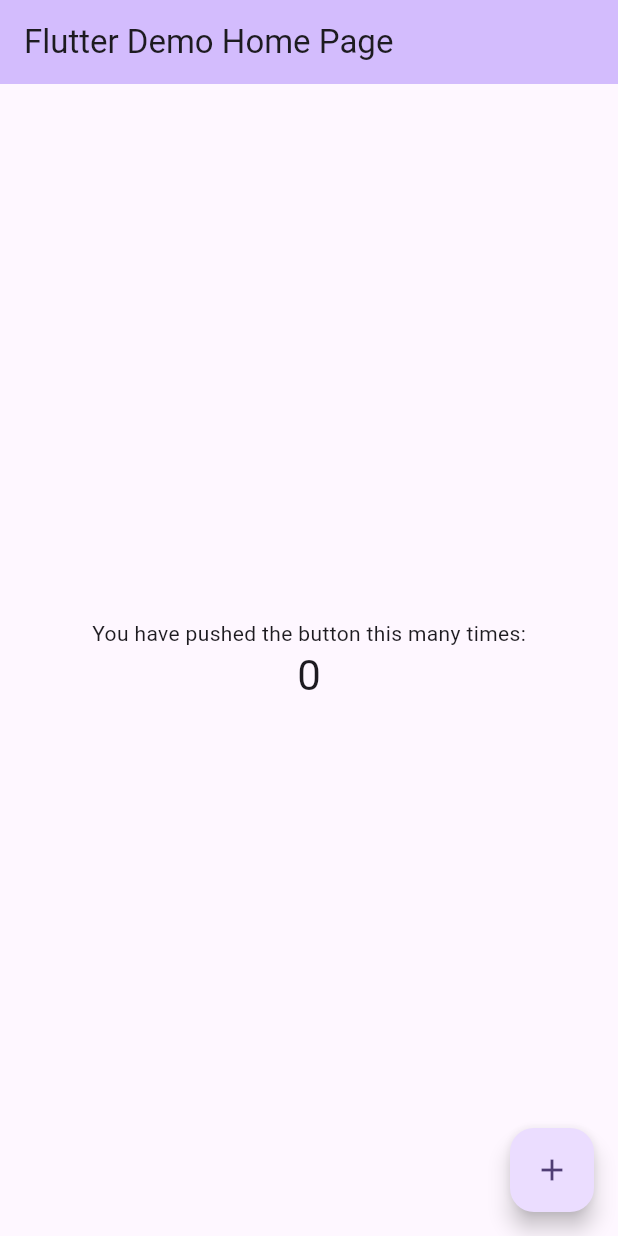
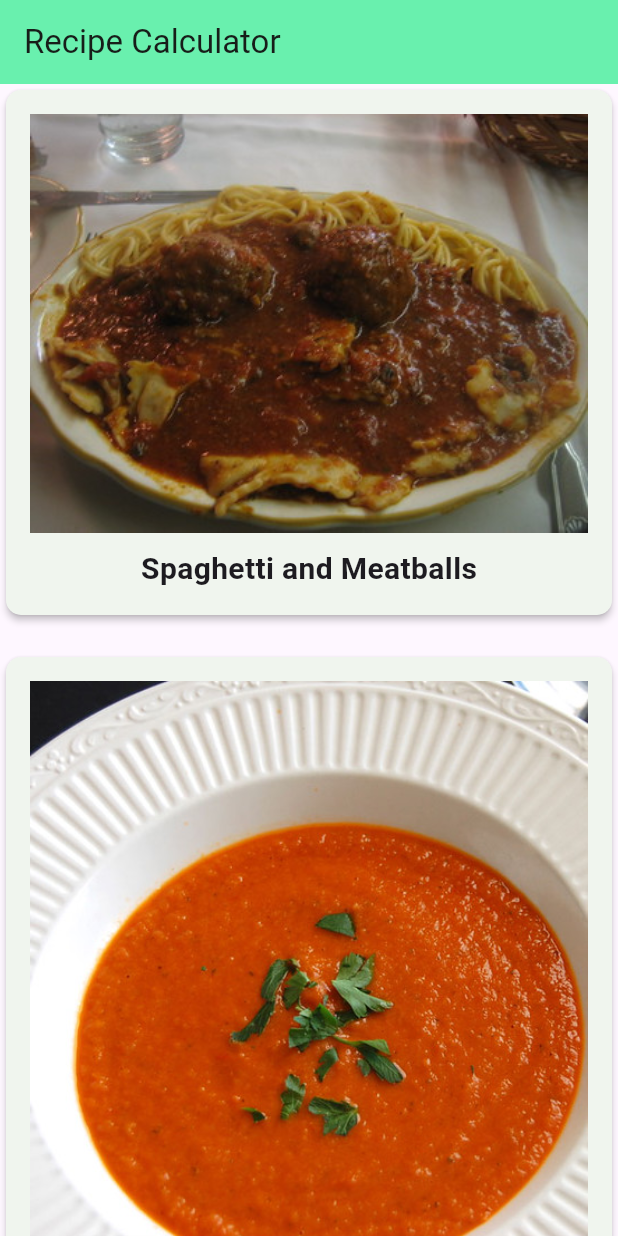
Before and after one commit to MOHAB28/flutter_projects, a Flutter app: the screen it shows after launch, on a phone screen of 412 x 824 dp. Run offline on Flutter 3.47's test engine with Material 3 defaults, Android fonts, the phone set to English and light mode, and no system bars.

Commit message:
finished recipe app implementation

```diff
--- a/recipes/lib/main.dart
+++ b/recipes/lib/main.dart
@@ -1,51 +1,32 @@
 import 'package:flutter/material.dart';
+import 'package:recipes/recipe.dart';
+import 'package:recipes/recipe_details.dart';
 
 void main() {
-  runApp(const MyApp());
+  runApp(const MyRecipes());
 }
 
-class MyApp extends StatelessWidget {
-  const MyApp({super.key});
+class MyRecipes extends StatelessWidget {
+  const MyRecipes({super.key});
 
-  // This widget is the root of your application.
   @override
   Widget build(BuildContext context) {
+    final ThemeData themeData = ThemeData();
     return MaterialApp(
-      title: 'Flutter Demo',
-      theme: ThemeData(
-        // This is the theme of your application.
-        //
-        // TRY THIS: Try running your application with "flutter run". You'll see
-        // the application has a purple toolbar. Then, without quitting the app,
-        // try changing the seedColor in the colorScheme below to Colors.green
-        // and then invoke "hot reload" (save your changes or press the "hot
-        // reload" button in a Flutter-supported IDE, or press "r" if you used
-        // the command line to start the app).
-        //
-        // Notice that the counter didn't reset back to zero; the application
-        // state is not lost during the reload. To reset the state, use hot
-        // restart instead.
-        //
-        // This works for code too, not just values: Most code changes can be
-        // tested with just a hot reload.
-        colorScheme: ColorScheme.fromSeed(seedColor: Colors.deepPurple),
+      title: 'Recipe Calculator',
+      theme: themeData.copyWith(
+        colorScheme: ColorScheme.fromSeed(
+          seedColor: Colors.greenAccent, //
+          surface: Colors.greenAccent, //
+        ),
       ),
-      home: const MyHomePage(title: 'Flutter Demo Home Page'),
+      home: const MyHomePage(title: 'Recipe Calculator'),
     );
   }
 }
 
 class MyHomePage extends StatefulWidget {
   const MyHomePage({super.key, required this.title});
-
-  // This widget is the home page of your application. It is stateful, meaning
-  // that it has a State object (defined below) that contains fields that affect
-  // how it looks.
-
-  // This class is the configuration for the state. It holds the values (in this
-  // case the title) provided by the parent (in this case the App widget) and
-  // used by the build method of the State. Fields in a Widget subclass are
-  // always marked "final".
 
   final String title;
 
@@ -54,69 +35,64 @@ class MyHomePage extends StatefulWidget {
 }
 
 class _MyHomePageState extends State<MyHomePage> {
-  int _counter = 0;
+  @override
+  Widget build(BuildContext context) {
+    return Scaffold(
+      appBar: AppBar(
+        title: Text(widget.title), //
+      ),
+      body: SafeArea(
+        child: ListView.separated(
+          itemCount: Recipe.samples.length, //
+          separatorBuilder: (_, __) => const SizedBox(height: 20),
+          itemBuilder: (context, index) {
+            Recipe recipe = Recipe.samples[index];
+            return RecipeItemBuilder(recipe: recipe);
+          },
+        ), //
+      ),
+    );
+  }
+}
 
-  void _incrementCounter() {
-    setState(() {
-      // This call to setState tells the Flutter framework that something has
-      // changed in this State, which causes it to rerun the build method below
-      // so that the display can reflect the updated values. If we changed
-      // _counter without calling setState(), then the build method would not be
-      // called again, and so nothing would appear to happen.
-      _counter++;
-    });
-  }
+class RecipeItemBuilder extends StatelessWidget {
+  RecipeItemBuilder({required this.recipe}) : super(key: ObjectKey(recipe));
+
+  final Recipe recipe;
 
   @override
   Widget build(BuildContext context) {
-    // This method is rerun every time setState is called, for instance as done
-    // by the _incrementCounter method above.
-    //
-    // The Flutter framework has been optimized to make rerunning build methods
-    // fast, so that you can just rebuild anything that needs updating rather
-    // than having to individually change instances of widgets.
-    return Scaffold(
-      appBar: AppBar(
-        // TRY THIS: Try changing the color here to a specific color (to
-        // Colors.amber, perhaps?) and trigger a hot reload to see the AppBar
-        // change color while the other colors stay the same.
-        backgroundColor: Theme.of(context).colorScheme.inversePrimary,
-        // Here we take the value from the MyHomePage object that was created by
-        // the App.build method, and use it to set our appbar title.
-        title: Text(widget.title),
-      ),
-      body: Center(
-        // Center is a layout widget. It takes a single child and positions it
-        // in the middle of the parent.
-        child: Column(
-          // Column is also a layout widget. It takes a list of children and
-          // arranges them vertically. By default, it sizes itself to fit its
-          // children horizontally, and tries to be as tall as its parent.
-          //
-          // Column has various properties to control how it sizes itself and
-          // how it positions its children. Here we use mainAxisAlignment to
-          // center the children vertically; the main axis here is the vertical
-          // axis because Columns are vertical (the cross axis would be
-          // horizontal).
-          //
-          // TRY THIS: Invoke "debug painting" (choose the "Toggle Debug Paint"
-          // action in the IDE, or press "p" in the console), to see the
-          // wireframe for each widget.
-          mainAxisAlignment: MainAxisAlignment.center,
-          children: <Widget>[
-            const Text('You have pushed the button this many times:'),
-            Text(
-              '$_counter',
-              style: Theme.of(context).textTheme.headlineMedium,
-            ),
-          ],
+    return GestureDetector(
+      onTap: () {
+        Navigator.push(
+          context,
+          MaterialPageRoute(
+            builder: (context) => RecipeDetails(recipe: recipe), //
+          ), //
+        );
+      },
+      child: Card(
+        elevation: 2.0,
+        shape: const RoundedRectangleBorder(
+          borderRadius: BorderRadius.all(Radius.circular(10)), //
+        ),
+        child: Padding(
+          padding: const EdgeInsets.all(16.0),
+          child: Column(
+            children: [
+              Image(image: AssetImage(recipe.imageUrl)),
+              const SizedBox(height: 10),
+              Text(
+                recipe.label,
+                style: const TextStyle(
+                  fontSize: 20.0,
+                  fontWeight: FontWeight.w700, //
+                ), //
+              ), //
+            ],
+          ),
         ),
       ),
-      floatingActionButton: FloatingActionButton(
-        onPressed: _incrementCounter,
-        tooltip: 'Increment',
-        child: const Icon(Icons.add),
-      ), // This trailing comma makes auto-formatting nicer for build methods.
     );
   }
 }
--- /dev/null
+++ b/recipes/lib/recipe.dart
@@ -0,0 +1,81 @@
+class Recipe {
+  String label;
+  String imageUrl;
+  // servings: how many people the specifiedquantity feeds
+  int servings;
+  List<Ingredient> ingredients;
+
+  Recipe(
+    this.label,
+    this.imageUrl,
+    this.servings,
+    this.ingredients, //
+  );
+
+  static List<Recipe> samples = [
+    Recipe(
+      'Spaghetti and Meatballs',
+      'assets/images/2126711929_ef763de2b3_w.jpg',
+      4,
+      [
+        Ingredient(1, 'box', 'Spaghetti'),
+        Ingredient(4, '', 'Frozen Meatballs'),
+        Ingredient(
+          0.5,
+          'jar',
+          'sauce', //
+        ),
+      ], //
+    ),
+    Recipe(
+      'Tomato Soup',
+      'assets/images/27729023535_a57606c1be.jpg',
+      2,
+      [Ingredient(1, 'can', 'Tomato Soup')], //
+    ),
+    Recipe(
+      'Grilled Cheese',
+      'assets/images/3187380632_5056654a19_b.jpg',
+      1,
+      [Ingredient(2, 'slices', 'Cheese'), Ingredient(2, 'slices', 'Bread')], //
+    ),
+    Recipe(
+      'Chocolate Chip Cookies',
+      'assets/images/15992102771_b92f4cc00a_b.jpg',
+      24,
+      [
+        Ingredient(4, 'cups', 'flour'),
+        Ingredient(2, 'cups', 'sugar'),
+        Ingredient(0.5, 'cups', 'chocolate chips'),
+      ], //
+    ),
+    Recipe(
+      'Taco Salad',
+      'assets/images/8533381643_a31a99e8a6_c.jpg',
+      1,
+      [
+        Ingredient(4, 'oz', 'nachos'),
+        Ingredient(3, 'oz', 'taco meat'),
+        Ingredient(0.5, 'cup', 'cheese'),
+        Ingredient(0.25, 'cup', 'chopped tomatoes'),
+      ], //
+    ),
+    Recipe('Hawaiian Pizza', 'assets/images/15452035777_294cefced5_c.jpg', 4, [
+      Ingredient(1, 'item', 'pizza'),
+      Ingredient(1, 'cup', 'pineapple'),
+      Ingredient(8, 'oz', 'ham'),
+    ]), //
+  ];
+}
+
+class Ingredient {
+  double quantity;
+  String measure;
+  String name;
+
+  Ingredient(
+    this.quantity,
+    this.measure,
+    this.name, //
+  );
+}
--- a/recipes/pubspec.yaml
+++ b/recipes/pubspec.yaml
@@ -57,10 +57,8 @@ flutter:
   # the material Icons class.
   uses-material-design: true
 
-  # To add assets to your application, add an assets section, like this:
-  # assets:
-  #   - images/a_dot_burr.jpeg
-  #   - images/a_dot_ham.jpeg
+  assets:
+    - assets/images/
 
   # An image asset can refer to one or more resolution-specific "variants", see
   # https://flutter.dev/to/resolution-aware-images
```
Also changed, not shown: recipes/lib/recipe_details.dart (added, +76 -0 lines), recipes/assets/images/15452035777_294cefced5_c.jpg (added), recipes/assets/images/15992102771_b92f4cc00a_b.jpg (added), recipes/assets/images/2126711929_ef763de2b3_w.jpg (added), recipes/assets/images/27729023535_a57606c1be.jpg (added), recipes/assets/images/3187380632_5056654a19_b.jpg (added), recipes/assets/images/8533381643_a31a99e8a6_c.jpg (added), 1 other file.
